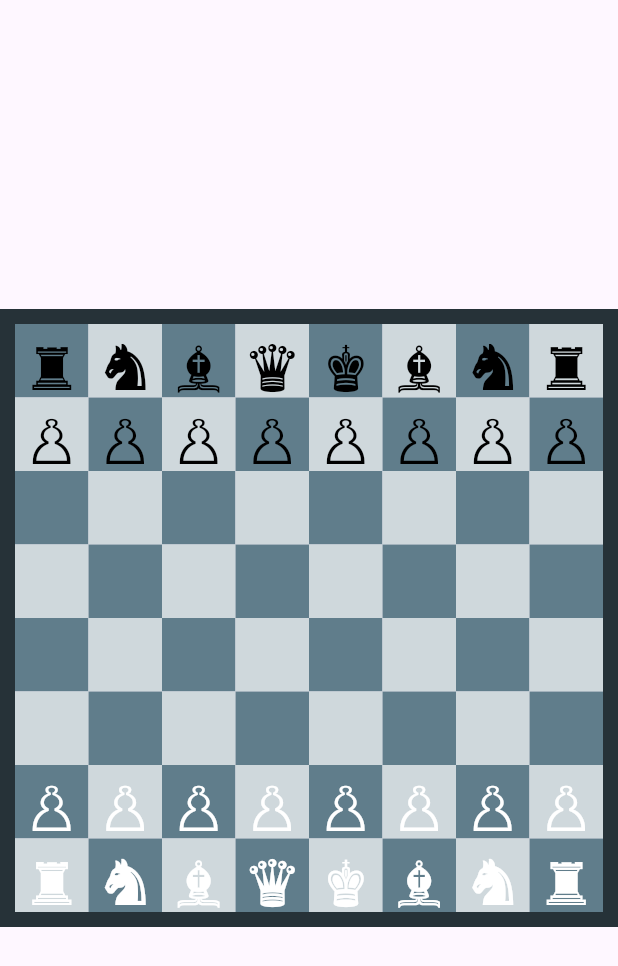
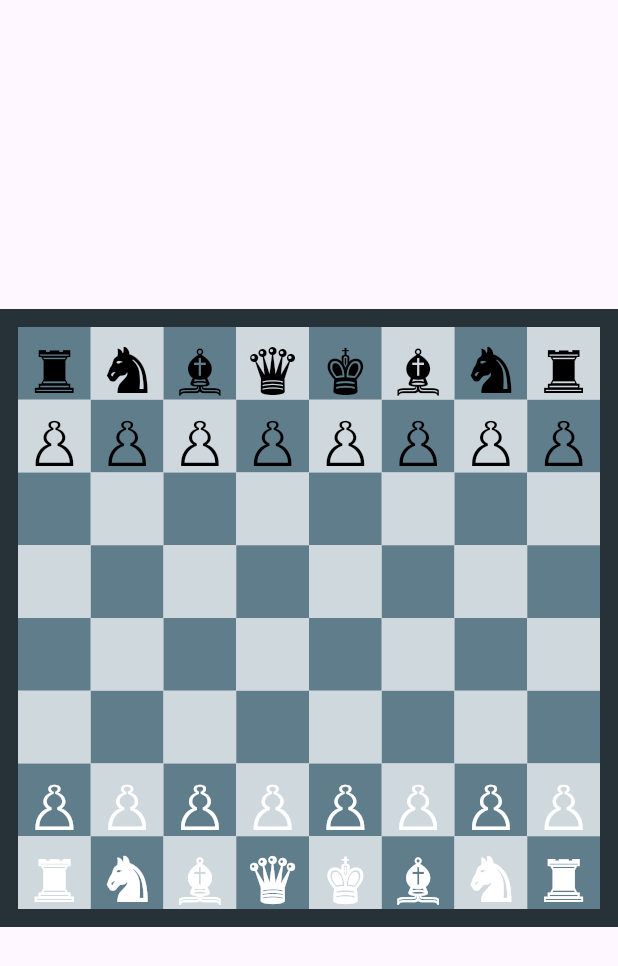
Before and after one commit to aar9av/Sicillian_Defence, a Flutter app: the screen it shows after launch, on a phone screen of 412 x 824 dp. Shown: the top 966 px of the screen. Run offline on Flutter 3.47's test engine with Material 3 defaults, Android fonts, the light colour scheme and no system bars.

Commit message:
change width

```diff
--- a/lib/main.dart
+++ b/lib/main.dart
@@ -29,7 +29,7 @@ class _BoardState extends State<Board> {
             decoration: BoxDecoration(
               border: Border.all(
                 color: Colors.blueGrey.shade900,
-                width: 10,
+                width: 12,
               )
             ),
             child: GridView.count(
```
